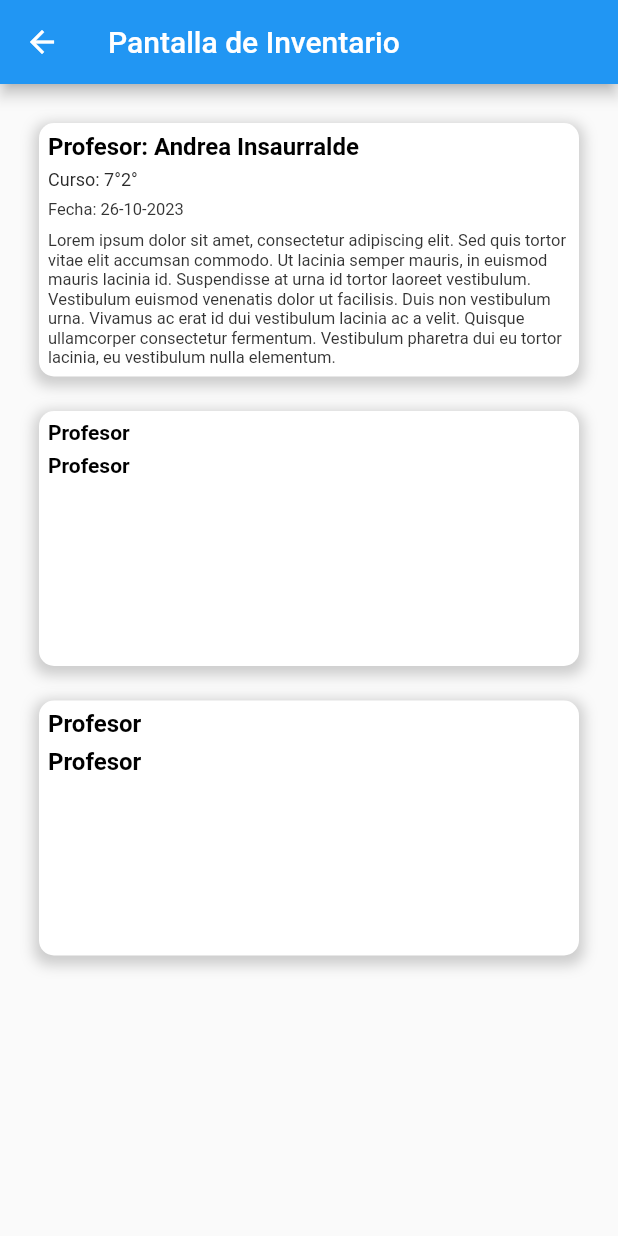
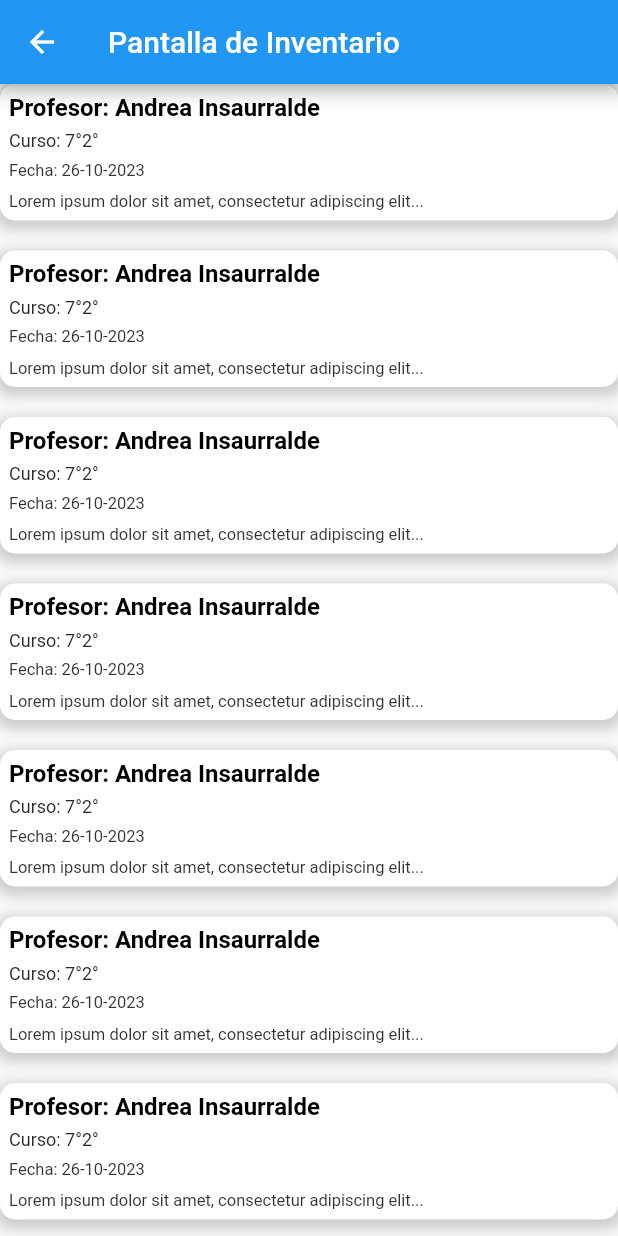
Before and after one commit to caracolcaracola/APP-Movil-with-FLUTTER, a Flutter app: the InformesScreen screen opened directly, on a phone screen of 412 x 824 dp. Run offline on Flutter 3.47's test engine with Material 2 defaults, Android fonts, the phone set to English and light mode, and no system bars.

Commit message:
Alerta, informes automaticos
Se puso el texto "No se encontraron resultados" en la barra de busqueda.
Se hizo que la muestra de informes sea automática a la cantidad de reportes en la base de datos

```diff
--- a/appmovil/lib/informes_screen.dart
+++ b/appmovil/lib/informes_screen.dart
@@ -3,15 +3,15 @@ import 'package:flutter/material.dart';
 class InformesScreen extends StatelessWidget {
   @override
   Widget build(BuildContext context) {
-    return Scaffold(
-      appBar: AppBar(
-        title: Text('Pantalla de Inventario'),
-      ),
-      body: Padding(
-        padding: const EdgeInsets.all(26.0),
-        child: ListView(
-          children: [
-            Container(
+    List<Widget> reportWidgets = [];
+
+    for (int i = 0; i < 56; i++) {
+      // Agregar un Padding en la parte superior para cada elemento
+      EdgeInsets padding = EdgeInsets.only(top: i > 0 ? 20.0 : 0.0);
+
+      Widget reportWidget = Padding(
+        padding: padding,
+        child: Container(
           decoration: BoxDecoration(
             color: Colors.white,
             borderRadius: BorderRadius.circular(10.0),
@@ -24,7 +24,6 @@ class InformesScreen extends StatelessWidget {
               ),
             ],
           ),
-
           width: 600,
           padding: const EdgeInsets.all(6.0),
           child: const Column(
@@ -35,10 +34,10 @@ class InformesScreen extends StatelessWidget {
                 style: TextStyle(
                   color: Colors.black,
                   fontSize: 16,
-                      fontWeight: FontWeight.bold, // Negrita
+                  fontWeight: FontWeight.bold,
                 ),
               ),
-                  SizedBox(height: 6), // Espacio entre textos
+              SizedBox(height: 6),
               Text(
                 'Curso: 7°2°',
                 style: TextStyle(
@@ -46,7 +45,7 @@ class InformesScreen extends StatelessWidget {
                   fontSize: 12,
                 ),
               ),
-                  SizedBox(height: 6), // Espacio entre textos
+              SizedBox(height: 6),
               Text(
                 'Fecha: 26-10-2023',
                 style: TextStyle(
@@ -54,9 +53,9 @@ class InformesScreen extends StatelessWidget {
                   fontSize: 11,
                 ),
               ),
-                  SizedBox(height: 8), // Espacio entre textos
+              SizedBox(height: 8),
               Text(
-                    'Lorem ipsum dolor sit amet, consectetur adipiscing elit. Sed quis tortor vitae elit accumsan commodo. Ut lacinia semper mauris, in euismod mauris lacinia id. Suspendisse at urna id tortor laoreet vestibulum. Vestibulum euismod venenatis dolor ut facilisis. Duis non vestibulum urna. Vivamus ac erat id dui vestibulum lacinia ac a velit. Quisque ullamcorper consectetur fermentum. Vestibulum pharetra dui eu tortor lacinia, eu vestibulum nulla elementum. ',
+                'Lorem ipsum dolor sit amet, consectetur adipiscing elit...',
                 style: TextStyle(
                   color: Color.fromARGB(255, 51, 51, 51),
                   fontSize: 11,
@@ -65,92 +64,17 @@ class InformesScreen extends StatelessWidget {
             ],
           ),
         ),
-            SizedBox(height: 23), // Espacio entre los contenedores
+      );
 
-            // Los siguientes contenedores están igual que el primero, solo cambia el texto
-            Container(
-              decoration: BoxDecoration(
-                color: Colors.white,
-                borderRadius: BorderRadius.circular(10.0),
-                boxShadow: [
-                  BoxShadow(
-                    color: Colors.grey.withOpacity(0.5),
-                    spreadRadius: 3,
-                    blurRadius: 7,
-                    offset: const Offset(0, 3),
+      reportWidgets.add(reportWidget);
+    }
+
+    return Scaffold(
+      appBar: AppBar(
+        title: Text('Pantalla de Inventario'),
       ),
-                ],
-              ),
-              height: 170,
-              width: 600,
-              padding: const EdgeInsets.all(6.0),
-              child: const Column(
-                crossAxisAlignment: CrossAxisAlignment.start,
-                children: [
-                  Text(
-                    'Profesor',
-                    style: TextStyle(
-                      color: Colors.black,
-                      fontSize: 14,
-                      fontWeight: FontWeight.bold,
-                    ),
-                  ),
-                  SizedBox(height: 6),
-                  Text(
-                    'Profesor',
-                    style: TextStyle(
-                      color: Colors.black,
-                      fontSize: 14,
-                      fontWeight: FontWeight.bold,
-                    ),
-                  ),
-                ],
-              ),
-            ),
-
-            SizedBox(height: 23),
-
-            Container(
-              decoration: BoxDecoration(
-                color: Colors.white,
-                borderRadius: BorderRadius.circular(10.0),
-                boxShadow: [
-                  BoxShadow(
-                    color: Colors.grey.withOpacity(0.5),
-                    spreadRadius: 3,
-                    blurRadius: 7,
-                    offset: const Offset(0, 3),
-                  ),
-                ],
-              ),
-              height: 170,
-              width: 600,
-              padding: const EdgeInsets.all(6.0),
-              child: const Column(
-                crossAxisAlignment: CrossAxisAlignment.start,
-                children: [
-                  Text(
-                    'Profesor',
-                    style: TextStyle(
-                      color: Colors.black,
-                      fontSize: 16,
-                      fontWeight: FontWeight.bold,
-                    ),
-                  ),
-                  SizedBox(height: 6),
-                  Text(
-                    'Profesor',
-                    style: TextStyle(
-                      color: Colors.black,
-                      fontSize: 16,
-                      fontWeight: FontWeight.bold,
-                    ),
-                  ),
-                ],
-              ),
-            ),
-          ],
-        ),
+      body: ListView(
+        children: reportWidgets,
       ),
     );
   }
--- a/appmovil/lib/main.dart
+++ b/appmovil/lib/main.dart
@@ -106,18 +106,13 @@ class _MyHomePageState extends State<MyHomePage> {
                     onPressed: () {
   if (true) {
     const Rect rect = Rect.fromLTWH(0, 0, 200, 100);
-
-                        const Text("No se han encontrado resultados");
     ScaffoldMessenger.of(context).showSnackBar(
-                          SnackBar(
-                            content: Container(
-                              width: rect.width,
-                              height: rect.height,
-                            ),
+      const SnackBar(
+        content: Text("No se han encontrado resultados"), // Agregar el Text aquí
       ),
     );
   }
-                    },
+}
                   )
                 ],
               ),
```
Lines whose indentation alone changed are shown as unchanged.
